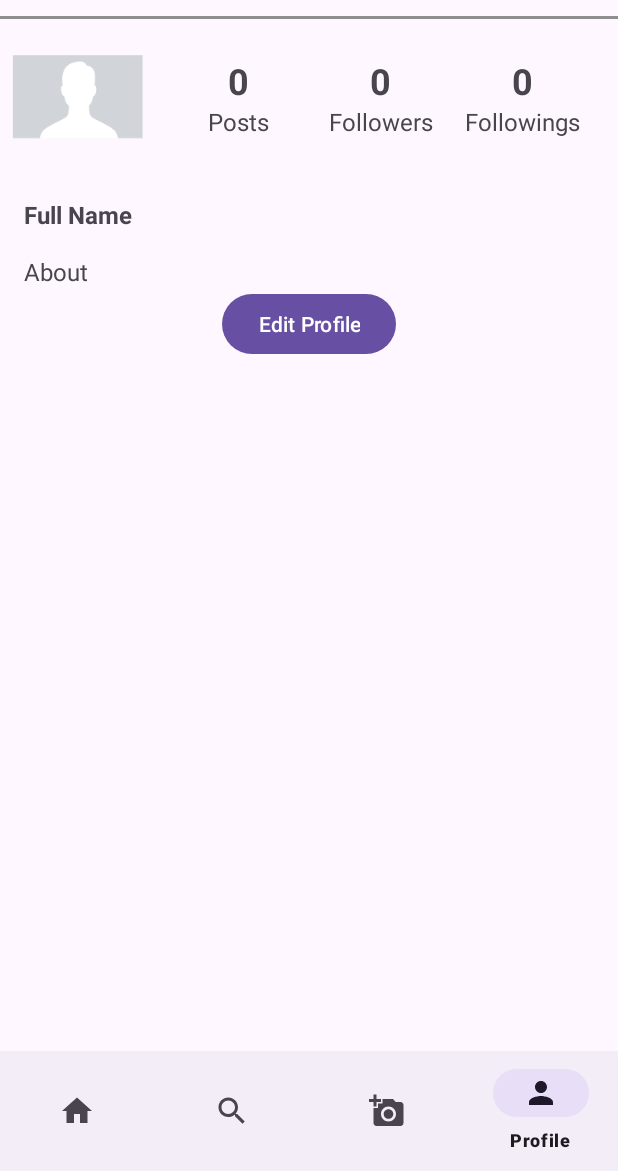
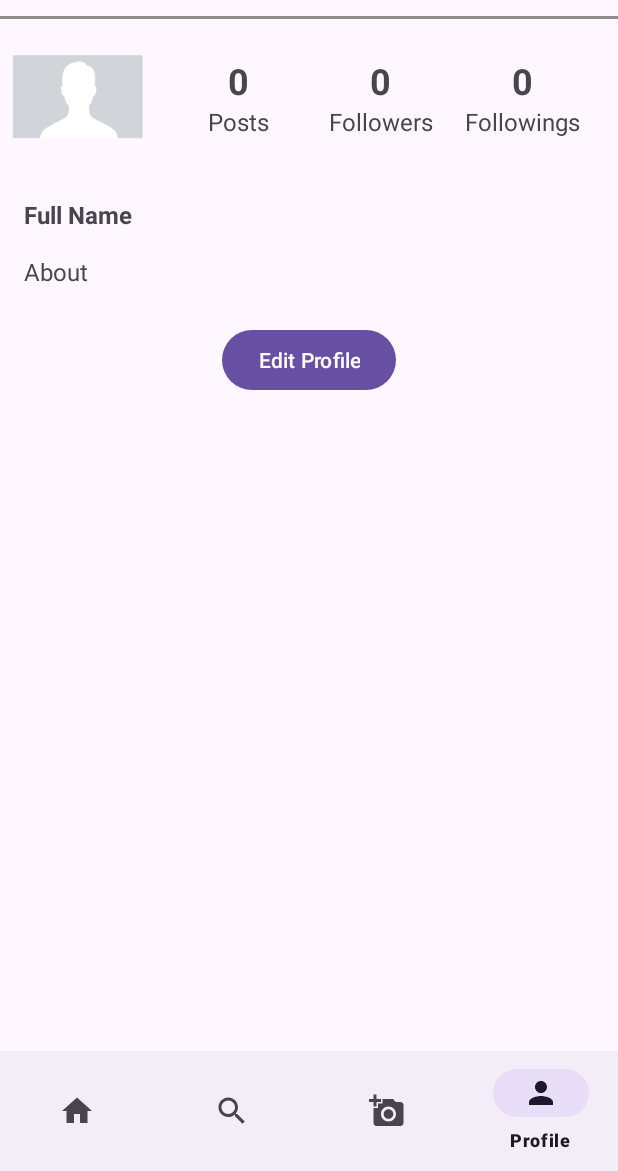
Before and after one commit to stym-rj/Social-Media-App, an Android app: the screen it shows after launch once a user with an empty profile is signed in (MainActivity), item 4 of the bottom bar chosen, on a phone screen of 412 x 824 dp, the part 65-1236 px from its top. Run offline under Robolectric (Android 15) with nearby library versions, the phone set to English and light mode, and no system bars; our stand-ins replace Firebase (no records; nobody signed in at launch, a user with empty details on screens opened directly).

Commit message:
minor UI changes

```diff
--- a/app/src/main/res/layout/activity_main_fragment_profile.xml
+++ b/app/src/main/res/layout/activity_main_fragment_profile.xml
@@ -11,6 +11,7 @@
         android:layout_width="0dp"
         android:layout_height="0dp"
         android:src="@mipmap/default_profile_pic"
+        android:scaleType="centerCrop"
         android:layout_margin="8dp"
         app:layout_constraintDimensionRatio="1:1"
         app:layout_constraintStart_toStartOf="parent"
@@ -132,6 +133,7 @@
         android:layout_width="wrap_content"
         android:layout_height="wrap_content"
         android:text="Edit Profile"
+        android:layout_marginTop="24dp"
         app:layout_constraintTop_toBottomOf="@id/tvAbout"
         app:layout_constraintStart_toStartOf="parent"
         app:layout_constraintEnd_toEndOf="parent"/>
@@ -140,6 +142,7 @@
         android:id="@+id/rv"
         android:layout_width="match_parent"
         android:layout_height="0dp"
+        android:layout_marginTop="32dp"
         app:layout_constraintBottom_toBottomOf="parent"
         app:layout_constraintTop_toBottomOf="@id/btnEdit"
         app:layout_constraintStart_toStartOf="parent"
```
